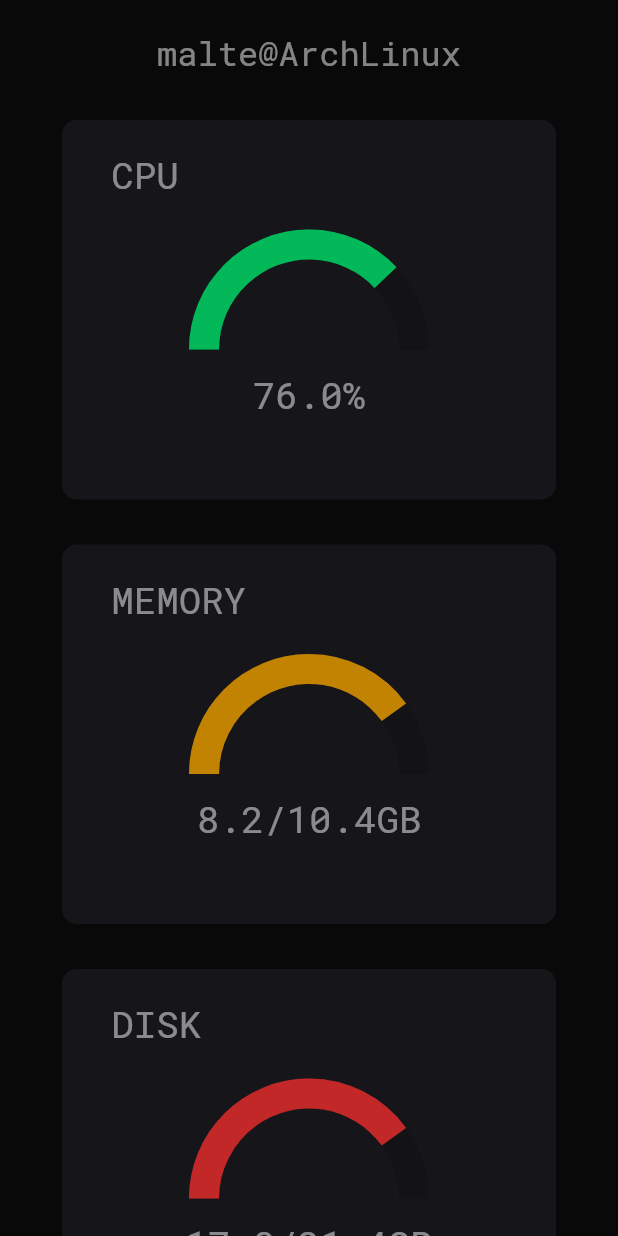
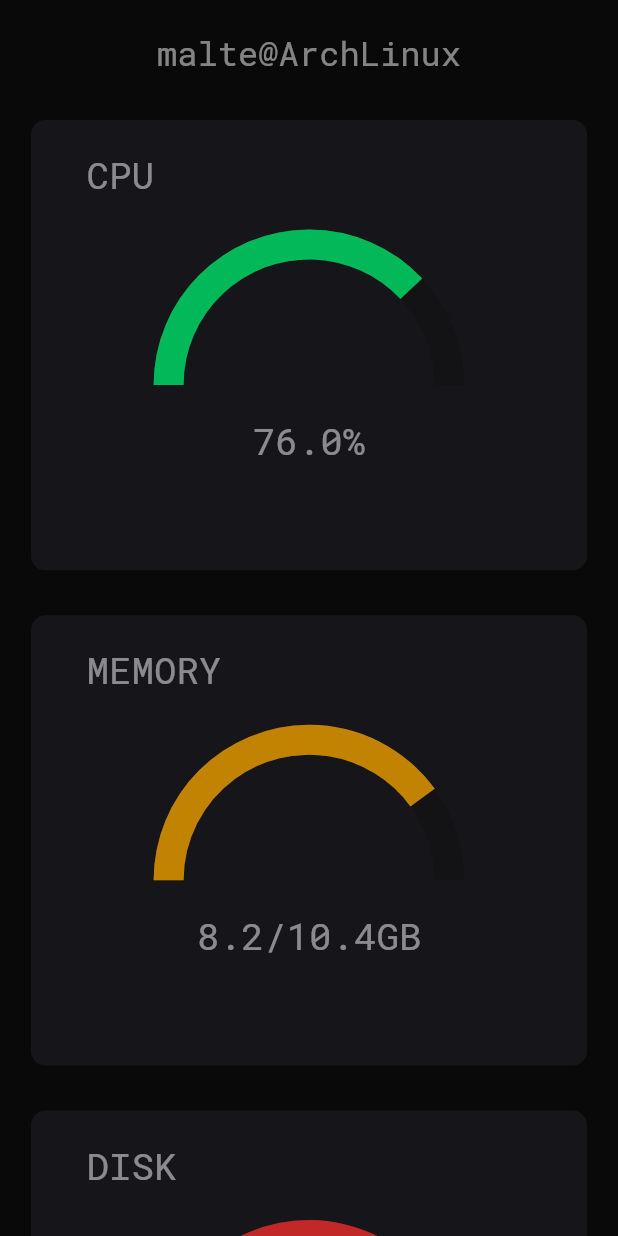
Before and after one commit to Malte2036/flutter_linuxstats, a Flutter app: the screen it shows after launch, on a phone screen of 412 x 824 dp. Run offline on Flutter 3.47's test engine with Material 2 defaults, Android fonts, the phone set to English and light mode, and no system bars; our stand-ins replace charts_flutter.

Commit message:
Improved widget size

```diff
--- a/lib/screens/statsMainScreen.dart
+++ b/lib/screens/statsMainScreen.dart
@@ -27,11 +27,11 @@ class _StatsMainScreenState extends State<StatsMainScreen> {
         child: Row(
           children: <Widget>[
             Expanded(
-              flex: 10,
+              flex: 5,
               child: Container(),
             ),
             Expanded(
-              flex: 80,
+              flex: 90,
               child: ListView(
                 children: <Widget>[
                   Padding(padding: EdgeInsets.all(10)),
@@ -72,7 +72,7 @@ class _StatsMainScreenState extends State<StatsMainScreen> {
               ),
             ),
             Expanded(
-              flex: 10,
+              flex: 5,
               child: Container(),
             ),
           ],
--- a/lib/widgets/stats/statsBigWidget.dart
+++ b/lib/widgets/stats/statsBigWidget.dart
@@ -27,17 +27,14 @@ class _StatsBigWidgetState extends State<StatsBigWidget> {
         children: <Widget>[
           StatsHeaderWidget(typeString: widget.typeString),
           Container(
-            width: 200,
-            height: 200,
+            width: MediaQuery.of(context).size.width * 0.6,
+            height: MediaQuery.of(context).size.width * 0.6,
             child: Stack(
               children: <Widget>[
                 HalfGaugeChart.fromPercent(widget.percent, widget.color,
                     animate: true),
-                HalfGaugeChart.fromPercent(
-                  1.0,
-                  OwnColors.backgroundColor25,
-                  animate: false,
-                ),
+                HalfGaugeChart.fromPercent(1.0, OwnColors.backgroundColor25,
+                    animate: false),
                 Column(
                   children: <Widget>[
                     Expanded(flex: 55, child: Container()),
--- a/lib/widgets/stats/statsSystemWidget.dart
+++ b/lib/widgets/stats/statsSystemWidget.dart
@@ -45,7 +45,7 @@ class _StatsSystemWidgetState extends State<StatsSystemWidget> {
                   itemCount: systemDataPrintList.length * 2,
                   itemBuilder: (context, index) {
                     if (index % 2 == 0) {
-                      return Text(systemDataPrintList[(index / 2).toInt()],
+                      return Text(systemDataPrintList[index ~/ 2],
                           style: TextStyle(
                             color: OwnColors.mainColor50,
                             fontSize: 12.5,
```
